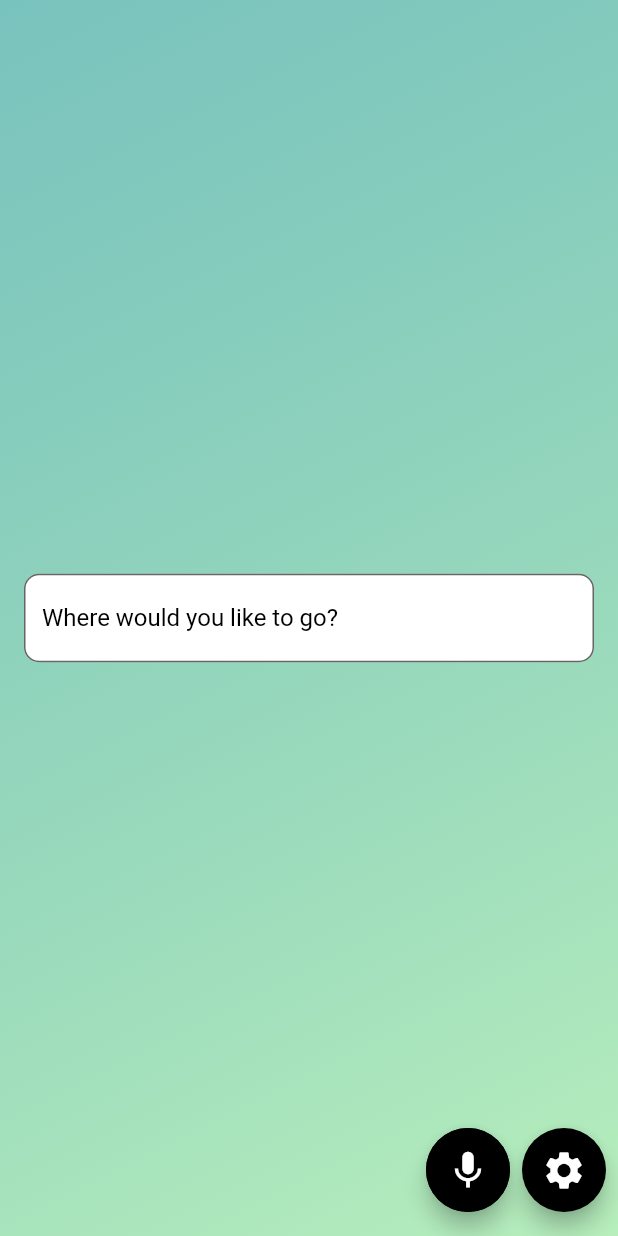
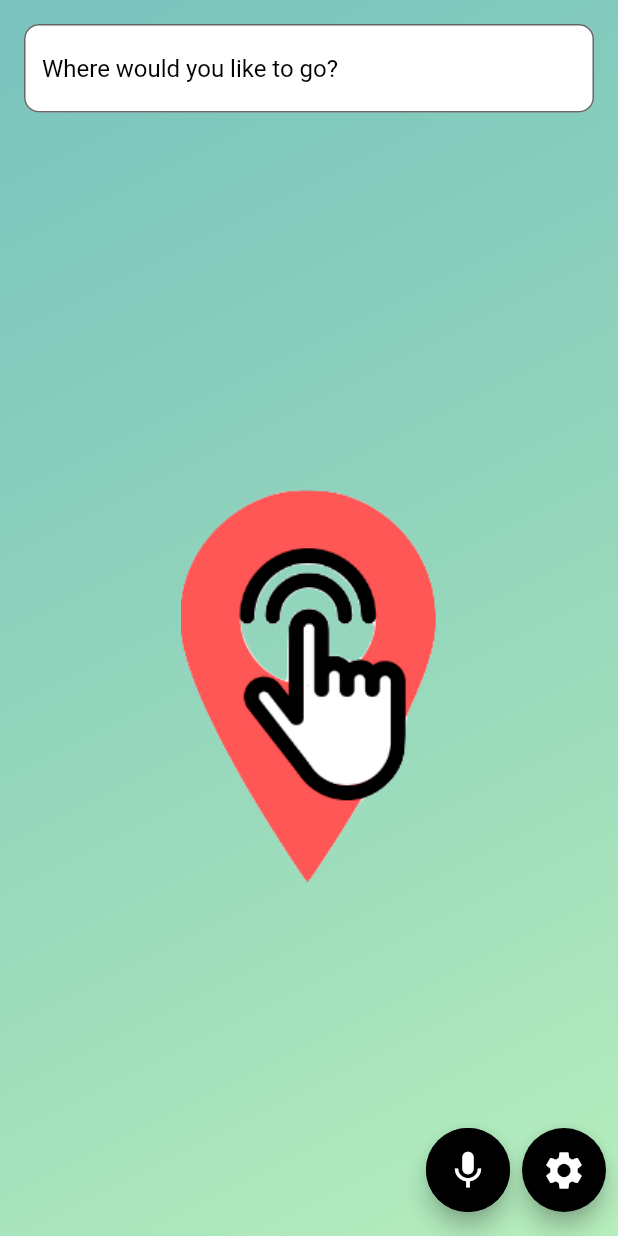
Before and after one commit to Hap-Map/HapMap, a Flutter app: the screen it shows after launch, on a phone screen of 412 x 824 dp. Run offline on Flutter 3.47's test engine with Material 2 defaults, Android fonts, the phone set to English and light mode, and no system bars; drawn by our look-alikes of flutter_typeahead; our stand-ins replace dio, geolocator, google_maps_flutter, location, permission_handler.

Commit message:
Added a placeholder logo Changed ios min deployment version

```diff
--- a/lib/pages/search_page.dart
+++ b/lib/pages/search_page.dart
@@ -77,6 +77,7 @@ class _SearchPageState extends State<SearchPage> {
             children: [
               Padding(
                   padding: const EdgeInsets.all(16.0), child: searchBar),
+              Expanded(child: Image(image: AssetImage('images/hapmap_logo.png'),))
               // TODO: ADD NO INPUT ERROR AND MAKE THIS BUTTON BEAUTIFUL
               //TextButton(onPressed: () => _search != ''? _onSubmitted(_search) : /* TODO: NO INPUT ERROR */ _search = '', child: Text('GO', style: kSubTitleStyle,), style: kRedButtonStyle,)
             ],
--- a/pubspec.yaml
+++ b/pubspec.yaml
@@ -65,6 +65,9 @@ flutter:
   # the material Icons class.
   uses-material-design: true
 
+  assets:
+    - images/hapmap_logo.png
+
   # To add assets to your application, add an assets section, like this:
   # assets:
   #   - images/a_dot_burr.jpeg
```
Also changed, not shown: images/hapmap_logo.png (added), 2 other files.
